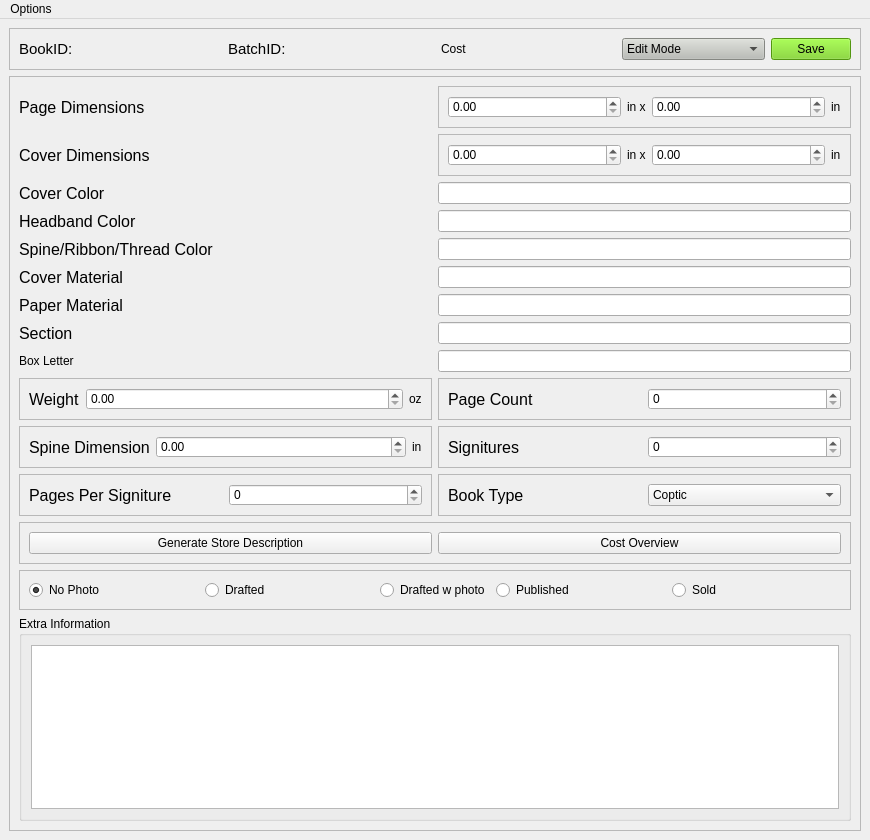
Before: the Qt Designer form ui/mainwindow.ui in farinc/book-tracker-python, drawn with Qt 5.
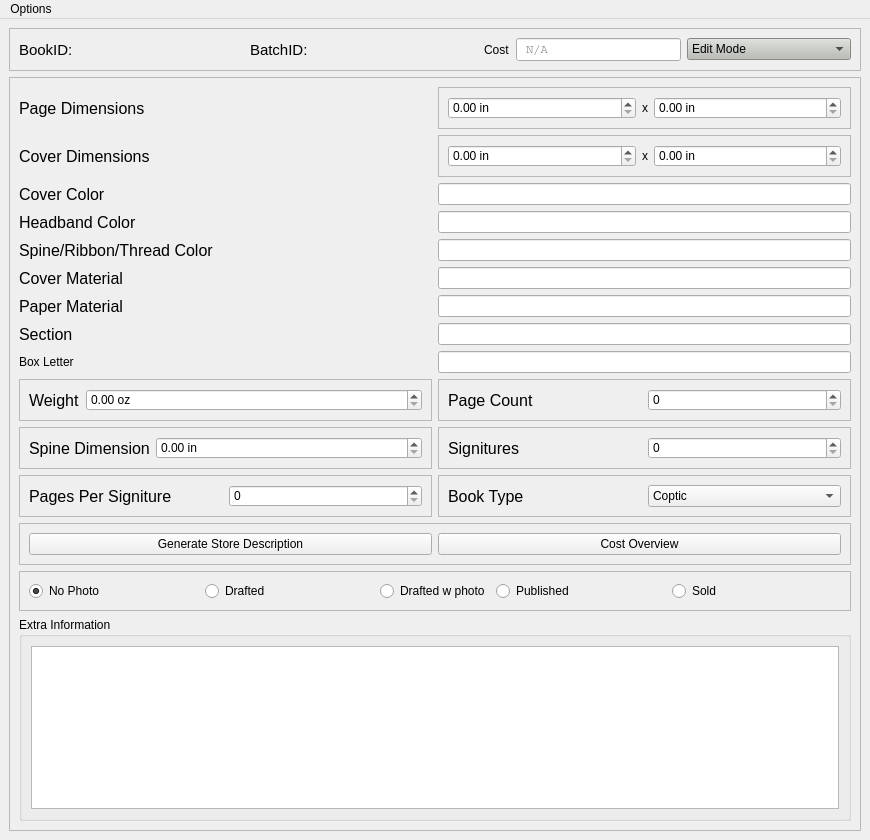
After: the same form once the commit is applied.

Commit message:
Modified the book browser to have a cancel button. Also tweaked the main window to have suffix units for dimensions and the cost displayed in a read-only line edit with a dollar prefix.
Added a reset function, inactive function, and active function for the
ui. Also included tweaks for the upcoming json loading.

What changed in the file:
```diff
--- a/ui/mainwindow.ui
+++ b/ui/mainwindow.ui
@@ -18,6 +18,9 @@
 	padding: 10px;
 }</string>
   </property>
+  <property name="documentMode">
+   <bool>false</bool>
+  </property>
   <widget class="QWidget" name="centralwidget">
    <property name="styleSheet">
     <string notr="true">#centralwidget {
@@ -82,7 +85,7 @@
 }</string>
          </property>
          <property name="text">
-          <string/>
+          <string> &lt;None&gt;</string>
          </property>
         </widget>
        </item>
@@ -130,7 +133,7 @@
 }</string>
          </property>
          <property name="text">
-          <string/>
+          <string> &lt;None&gt;</string>
          </property>
         </widget>
        </item>
@@ -142,20 +145,17 @@
         </widget>
        </item>
        <item>
-        <widget class="QLabel" name="label_25">
-         <property name="sizePolicy">
-          <sizepolicy hsizetype="MinimumExpanding" vsizetype="Minimum">
-           <horstretch>0</horstretch>
-           <verstretch>0</verstretch>
-          </sizepolicy>
-         </property>
+        <widget class="QLineEdit" name="lineCost">
          <property name="font">
           <font>
            <family>Courier</family>
           </font>
          </property>
-         <property name="text">
-          <string/>
+         <property name="readOnly">
+          <bool>true</bool>
+         </property>
+         <property name="placeholderText">
+          <string> N/A</string>
          </property>
         </widget>
        </item>
@@ -187,18 +187,6 @@
          </item>
         </widget>
        </item>
-       <item>
-        <widget class="QPushButton" name="buttonSave">
-         <property name="styleSheet">
-          <string notr="true">#buttonSave {
-	background-color: rgb(115, 210, 22);
-}</string>
-         </property>
-         <property name="text">
-          <string>Save</string>
-         </property>
-        </widget>
-       </item>
       </layout>
      </widget>
     </item>
@@ -217,7 +205,7 @@
        <property name="geometry">
         <rect>
          <x>0</x>
-         <y>-327</y>
+         <y>-293</y>
          <width>821</width>
          <height>1030</height>
         </rect>
@@ -359,7 +347,11 @@
           </property>
           <layout class="QHBoxLayout" name="horizontalLayout_4">
            <item>
-            <widget class="QDoubleSpinBox" name="spinPageDimX"/>
+            <widget class="QDoubleSpinBox" name="spinPageDimX">
+             <property name="suffix">
+              <string> in</string>
+             </property>
+            </widget>
            </item>
            <item>
             <widget class="QLabel" name="label_7">
@@ -370,23 +362,14 @@
               </sizepolicy>
              </property>
              <property name="text">
-              <string>in x</string>
+              <string>x</string>
              </property>
             </widget>
            </item>
            <item>
-            <widget class="QDoubleSpinBox" name="spinPageDimY"/>
-           </item>
-           <item>
-            <widget class="QLabel" name="label_10">
-             <property name="sizePolicy">
-              <sizepolicy hsizetype="Fixed" vsizetype="Preferred">
-               <horstretch>0</horstretch>
-               <verstretch>0</verstretch>
-              </sizepolicy>
-             </property>
-             <property name="text">
-              <string>in</string>
+            <widget class="QDoubleSpinBox" name="spinPageDimY">
+             <property name="suffix">
+              <string> in</string>
              </property>
             </widget>
            </item>
@@ -434,18 +417,8 @@
                <verstretch>0</verstretch>
               </sizepolicy>
              </property>
-            </widget>
-           </item>
-           <item>
-            <widget class="QLabel" name="label_15">
-             <property name="sizePolicy">
-              <sizepolicy hsizetype="Minimum" vsizetype="Preferred">
-               <horstretch>0</horstretch>
-               <verstretch>0</verstretch>
-              </sizepolicy>
-             </property>
-             <property name="text">
-              <string>in</string>
+             <property name="suffix">
+              <string> in</string>
              </property>
             </widget>
            </item>
@@ -732,18 +705,8 @@
                <verstretch>0</verstretch>
               </sizepolicy>
              </property>
-            </widget>
-           </item>
-           <item>
-            <widget class="QLabel" name="label_17">
-             <property name="sizePolicy">
-              <sizepolicy hsizetype="Fixed" vsizetype="Preferred">
-               <horstretch>0</horstretch>
-               <verstretch>0</verstretch>
-              </sizepolicy>
-             </property>
-             <property name="text">
-              <string>oz</string>
+             <property name="suffix">
+              <string> oz</string>
              </property>
             </widget>
            </item>
@@ -947,6 +910,9 @@
                <verstretch>0</verstretch>
               </sizepolicy>
              </property>
+             <property name="suffix">
+              <string> in</string>
+             </property>
             </widget>
            </item>
            <item>
@@ -958,23 +924,14 @@
               </sizepolicy>
              </property>
              <property name="text">
-              <string>in x</string>
+              <string>x</string>
              </property>
             </widget>
            </item>
            <item>
-            <widget class="QDoubleSpinBox" name="spinCoverDimY"/>
-           </item>
-           <item>
-            <widget class="QLabel" name="label_18">
-             <property name="sizePolicy">
-              <sizepolicy hsizetype="Fixed" vsizetype="Preferred">
-               <horstretch>0</horstretch>
-               <verstretch>0</verstretch>
-              </sizepolicy>
-             </property>
-             <property name="text">
-              <string>in</string>
+            <widget class="QDoubleSpinBox" name="spinCoverDimY">
+             <property name="suffix">
+              <string> in</string>
              </property>
             </widget>
            </item>
```
Left out of the diff: 54 changed lines with no effect on the pictures. The commit also changes 3 other files.
